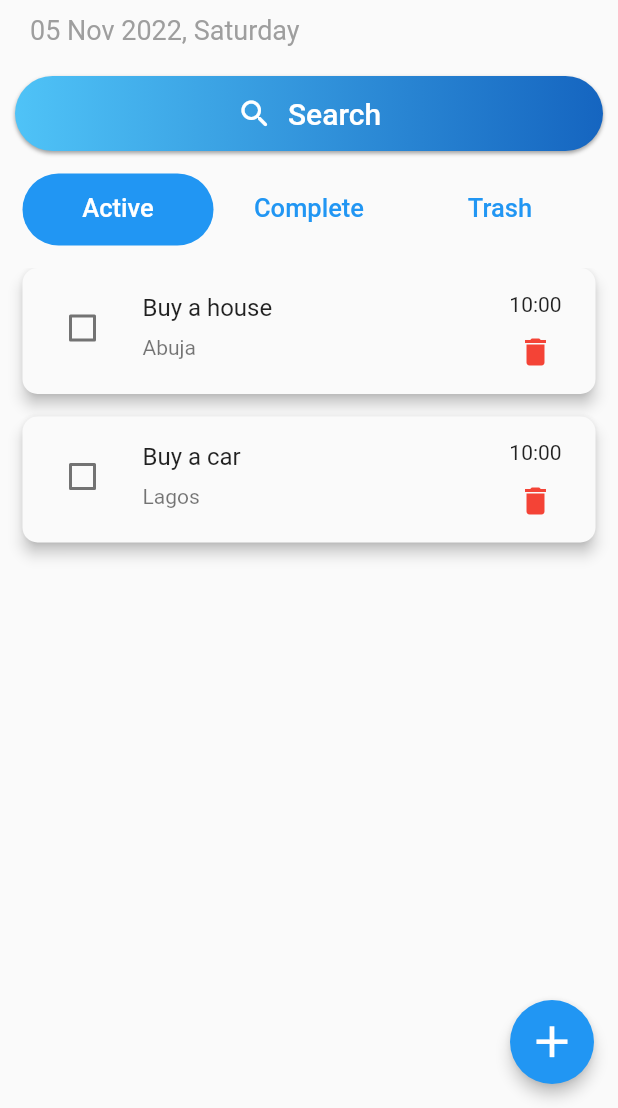
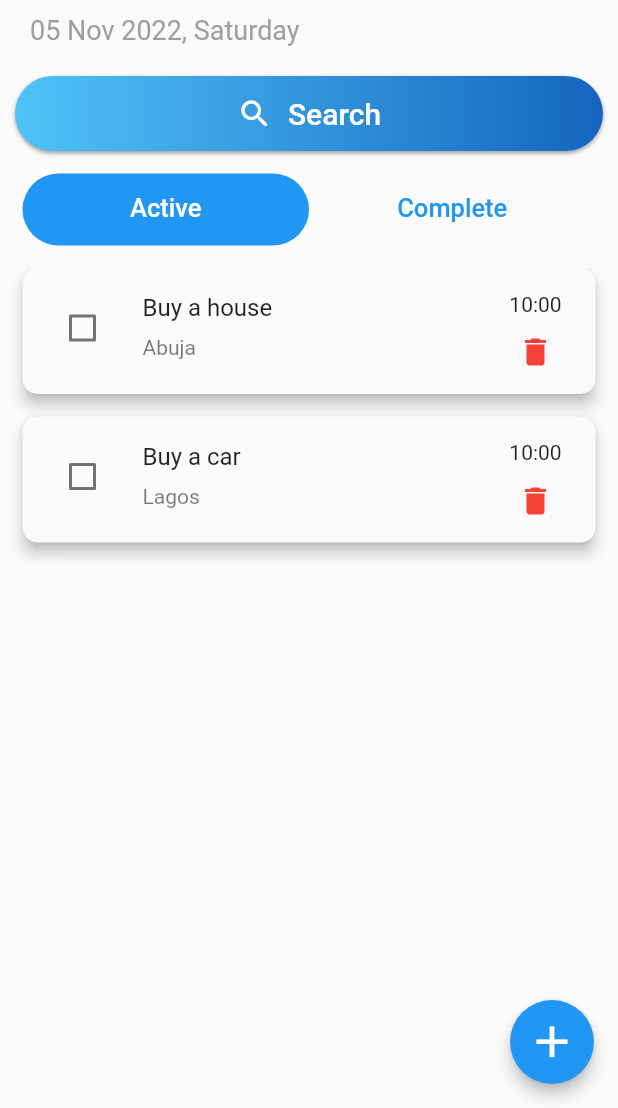
Before and after one commit to anthonyarinze/todo, a Flutter app: the screen it shows after launch, on a phone screen of 412 x 824 dp, the part 128-1236 px from its top. Run offline on Flutter 3.47's test engine with Material 2 defaults, Android fonts, the phone set to English and light mode, and no system bars.

Commit message:
Fixed Complete and Incomplete Visibility

```diff
--- a/lib/home.dart
+++ b/lib/home.dart
@@ -2,7 +2,6 @@ import 'package:flutter/material.dart';
 import 'package:intl/intl.dart';
 import 'package:todo/tabs/all_tasks.dart';
 import 'package:todo/tabs/complete_tasks.dart';
-import 'package:todo/tabs/incomplete_tasks.dart';
 
 import 'widgets/raised_gradient_button.dart';
 
@@ -23,7 +22,7 @@ class _HomePageState extends State<HomePage>
   @override
   void initState() {
     super.initState();
-    tabController = TabController(length: 3, vsync: this);
+    tabController = TabController(length: 2, vsync: this);
   }
 
   @override
@@ -34,6 +33,7 @@ class _HomePageState extends State<HomePage>
         resizeToAvoidBottomInset: false,
         floatingActionButton: FloatingActionButton(
           elevation: 4.0,
+          tooltip: 'Add a new to-do to your list.',
           child: const Icon(Icons.add, size: 35.0),
           onPressed: () {
             //scrollableModalBottomSheet(context);
@@ -56,6 +56,7 @@ class _HomePageState extends State<HomePage>
                 style: const TextStyle(color: Colors.grey, fontSize: 18),
               ),
             ),
+            //Search Button
             RaisedGradientButton(
               gradient: LinearGradient(
                 colors: <Color>[
@@ -108,7 +109,6 @@ class _HomePageState extends State<HomePage>
                 tabs: const [
                   Tab(text: 'Active'),
                   Tab(text: 'Complete'),
-                  Tab(text: 'Trash'),
                 ],
               ),
             ),
@@ -118,7 +118,6 @@ class _HomePageState extends State<HomePage>
                 children: const [
                   AllTasks(),
                   CompleteTasks(),
-                  IncompleteTasks(),
                 ],
               ),
             ),
--- a/lib/tabs/all_tasks.dart
+++ b/lib/tabs/all_tasks.dart
@@ -12,12 +12,12 @@ class AllTasks extends StatelessWidget {
   Widget build(BuildContext context) {
     final task = Provider.of<TodoProvider>(context);
     return ListView.separated(
-      separatorBuilder: (context, index) => const SizedBox(height: 15.0),
+      separatorBuilder: (context, index) => const SizedBox(height: 15),
       shrinkWrap: true,
       scrollDirection: Axis.vertical,
       padding: const EdgeInsets.fromLTRB(15, 0, 15, 15),
-      itemCount: task.allTasks.length,
-      itemBuilder: ((context, index) => Material(
+      itemCount: task.incompleteTasks.length,
+      itemBuilder: (context, index) => Material(
         elevation: 4.0,
         shape: const RoundedRectangleBorder(
           borderRadius: BorderRadius.all(
@@ -30,13 +30,16 @@ class AllTasks extends StatelessWidget {
 
           leading: Checkbox(
               //toggle the task as index item
-                  value: task.allTasks[index].completed,
-                  onChanged: (value) => task.toggleTask(task.allTasks[index])),
+              value: task.incompleteTasks[index].completed,
+              onChanged: (value) =>
+                  task.toggleTask(task.incompleteTasks[index])),
           //show all the task title
-              title: Text(task.allTasks[index].todoTitle),
+          title: Text(
+            task.incompleteTasks[index].todoTitle,
+          ),
           trailing: Column(
             children: [
-                  Text(task.allTasks[index].date),
+              Text(task.incompleteTasks[index].date),
               IconButton(
                 onPressed: () {
                   //delete task as index item
@@ -46,9 +49,9 @@ class AllTasks extends StatelessWidget {
               ),
             ],
           ),
-              subtitle: Text(task.allTasks[index].location),
+          subtitle: Text(task.incompleteTasks[index].location),
         ),
-          )),
+      ),
     );
   }
 }
```
Also changed, not shown: lib/provider/all_tasks_provider.dart (+6 -3 lines), lib/tabs/complete_tasks.dart (+4 -4 lines), lib/tabs/incomplete_tasks.dart (deleted, +0 -56 lines). Lines whose indentation alone changed are shown as unchanged.
